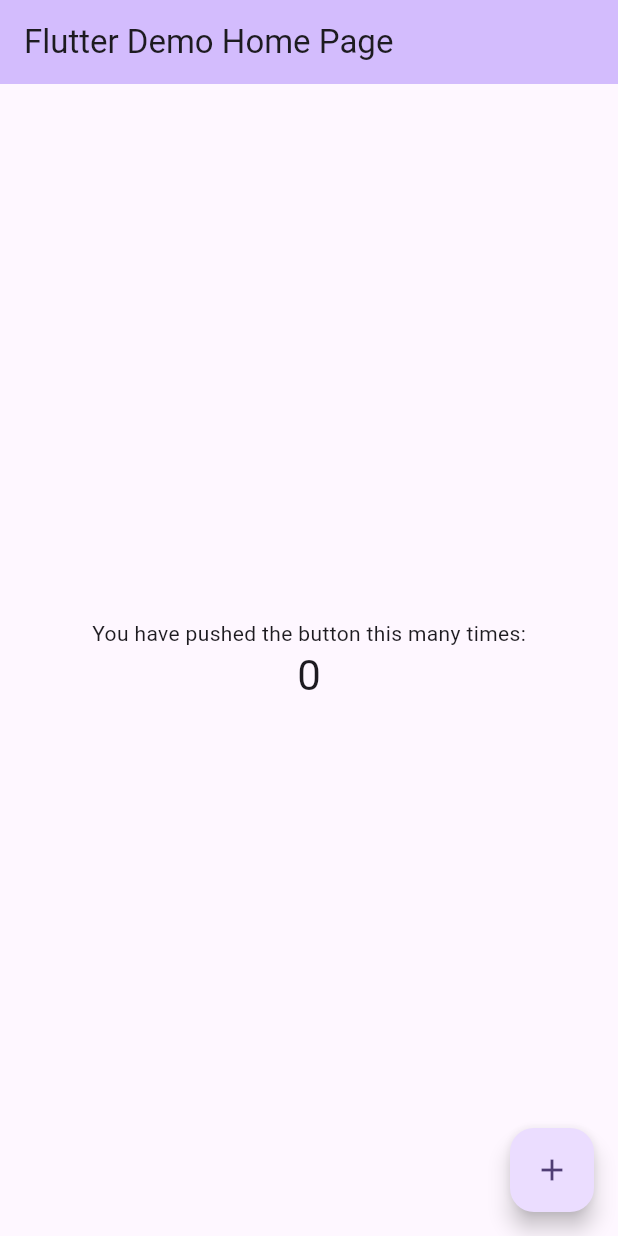
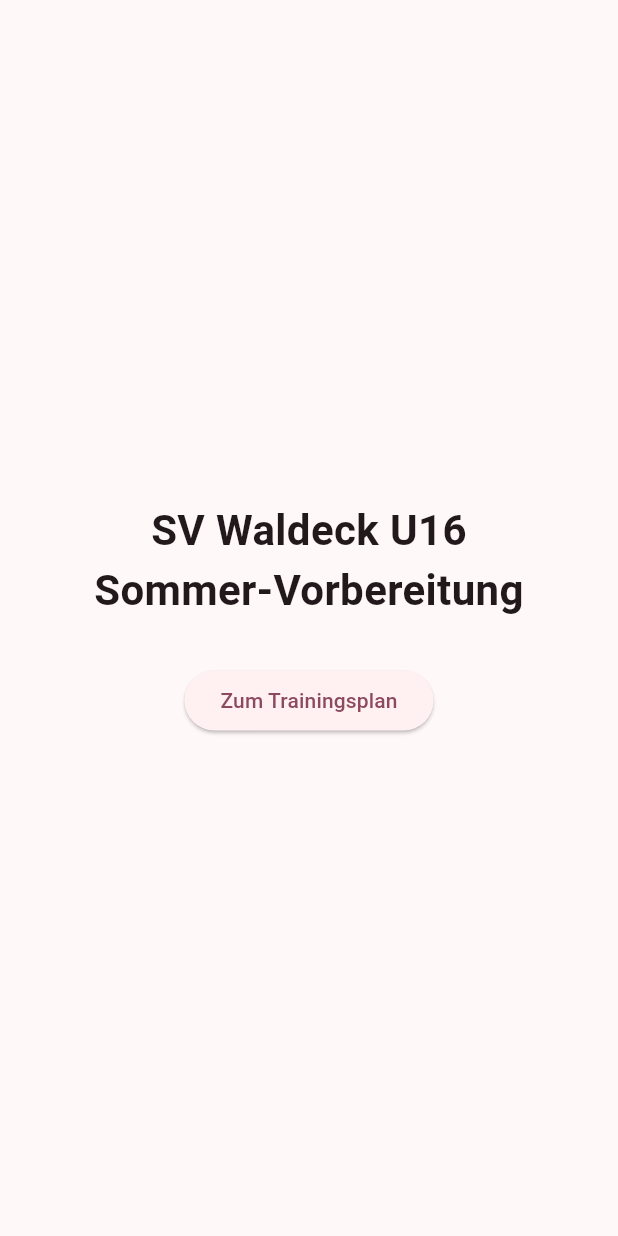
Before and after one commit to AlexBuchnerTeacher/SVW_U16_TRAININGS_APP, a Flutter app: the screen it shows after launch, on a phone screen of 412 x 824 dp. Run offline on Flutter 3.47's test engine with Material 3 defaults, Android fonts, the phone set to English and light mode, and no system bars.

Commit message:
Initial full project commit

```diff
--- a/lib/main.dart
+++ b/lib/main.dart
@@ -1,122 +1,23 @@
 import 'package:flutter/material.dart';
+import 'screens/welcome_screen.dart';
 
 void main() {
-  runApp(const MyApp());
+  runApp(const SVWTrainingApp());
 }
 
-class MyApp extends StatelessWidget {
-  const MyApp({super.key});
+class SVWTrainingApp extends StatelessWidget {
+  const SVWTrainingApp({super.key});
 
-  // This widget is the root of your application.
   @override
   Widget build(BuildContext context) {
     return MaterialApp(
-      title: 'Flutter Demo',
+      title: 'SV Waldeck U16 Trainingsplan',
       theme: ThemeData(
-        // This is the theme of your application.
-        //
-        // TRY THIS: Try running your application with "flutter run". You'll see
-        // the application has a purple toolbar. Then, without quitting the app,
-        // try changing the seedColor in the colorScheme below to Colors.green
-        // and then invoke "hot reload" (save your changes or press the "hot
-        // reload" button in a Flutter-supported IDE, or press "r" if you used
-        // the command line to start the app).
-        //
-        // Notice that the counter didn't reset back to zero; the application
-        // state is not lost during the reload. To reset the state, use hot
-        // restart instead.
-        //
-        // This works for code too, not just values: Most code changes can be
-        // tested with just a hot reload.
-        colorScheme: ColorScheme.fromSeed(seedColor: Colors.deepPurple),
+        useMaterial3: true,
+        colorSchemeSeed: Colors.black, // Schwarz/Weiß Look
+        brightness: Brightness.light,
       ),
-      home: const MyHomePage(title: 'Flutter Demo Home Page'),
+      home: const WelcomeScreen(),
     );
   }
 }
-
-class MyHomePage extends StatefulWidget {
-  const MyHomePage({super.key, required this.title});
-
-  // This widget is the home page of your application. It is stateful, meaning
-  // that it has a State object (defined below) that contains fields that affect
-  // how it looks.
-
-  // This class is the configuration for the state. It holds the values (in this
-  // case the title) provided by the parent (in this case the App widget) and
-  // used by the build method of the State. Fields in a Widget subclass are
-  // always marked "final".
-
-  final String title;
-
-  @override
-  State<MyHomePage> createState() => _MyHomePageState();
-}
-
-class _MyHomePageState extends State<MyHomePage> {
-  int _counter = 0;
-
-  void _incrementCounter() {
-    setState(() {
-      // This call to setState tells the Flutter framework that something has
-      // changed in this State, which causes it to rerun the build method below
-      // so that the display can reflect the updated values. If we changed
-      // _counter without calling setState(), then the build method would not be
-      // called again, and so nothing would appear to happen.
-      _counter++;
-    });
-  }
-
-  @override
-  Widget build(BuildContext context) {
-    // This method is rerun every time setState is called, for instance as done
-    // by the _incrementCounter method above.
-    //
-    // The Flutter framework has been optimized to make rerunning build methods
-    // fast, so that you can just rebuild anything that needs updating rather
-    // than having to individually change instances of widgets.
-    return Scaffold(
-      appBar: AppBar(
-        // TRY THIS: Try changing the color here to a specific color (to
-        // Colors.amber, perhaps?) and trigger a hot reload to see the AppBar
-        // change color while the other colors stay the same.
-        backgroundColor: Theme.of(context).colorScheme.inversePrimary,
-        // Here we take the value from the MyHomePage object that was created by
-        // the App.build method, and use it to set our appbar title.
-        title: Text(widget.title),
-      ),
-      body: Center(
-        // Center is a layout widget. It takes a single child and positions it
-        // in the middle of the parent.
-        child: Column(
-          // Column is also a layout widget. It takes a list of children and
-          // arranges them vertically. By default, it sizes itself to fit its
-          // children horizontally, and tries to be as tall as its parent.
-          //
-          // Column has various properties to control how it sizes itself and
-          // how it positions its children. Here we use mainAxisAlignment to
-          // center the children vertically; the main axis here is the vertical
-          // axis because Columns are vertical (the cross axis would be
-          // horizontal).
-          //
-          // TRY THIS: Invoke "debug painting" (choose the "Toggle Debug Paint"
-          // action in the IDE, or press "p" in the console), to see the
-          // wireframe for each widget.
-          mainAxisAlignment: MainAxisAlignment.center,
-          children: <Widget>[
-            const Text('You have pushed the button this many times:'),
-            Text(
-              '$_counter',
-              style: Theme.of(context).textTheme.headlineMedium,
-            ),
-          ],
-        ),
-      ),
-      floatingActionButton: FloatingActionButton(
-        onPressed: _incrementCounter,
-        tooltip: 'Increment',
-        child: const Icon(Icons.add),
-      ), // This trailing comma makes auto-formatting nicer for build methods.
-    );
-  }
-}
--- a/lib/screens/plan_screen.dart
+++ b/lib/screens/plan_screen.dart
@@ -0,0 +1,15 @@
+import 'package:flutter/material.dart';
+
+class PlanScreen extends StatelessWidget {
+  const PlanScreen({super.key});
+
+  @override
+  Widget build(BuildContext context) {
+    return Scaffold(
+      appBar: AppBar(title: const Text('Trainingsplan')),
+      body: const Center(
+        child: Text('Hier wird der Trainingsplan angezeigt'),
+      ),
+    );
+  }
+}
--- a/lib/screens/welcome_screen.dart
+++ b/lib/screens/welcome_screen.dart
@@ -0,0 +1,37 @@
+import 'package:flutter/material.dart';
+import 'main_screen.dart';
+
+class WelcomeScreen extends StatelessWidget {
+  const WelcomeScreen({super.key});
+
+  @override
+  Widget build(BuildContext context) {
+    return Scaffold(
+      body: Center(
+        child: Padding(
+          padding: const EdgeInsets.all(20.0),
+          child: Column(
+            mainAxisAlignment: MainAxisAlignment.center,
+            children: [
+              const Text(
+                'SV Waldeck U16\nSommer-Vorbereitung',
+                style: TextStyle(fontSize: 28, fontWeight: FontWeight.bold),
+                textAlign: TextAlign.center,
+              ),
+              const SizedBox(height: 30),
+              ElevatedButton(
+                onPressed: () {
+                  Navigator.pushReplacement(
+                    context,
+                    MaterialPageRoute(builder: (context) => const MainScreen()),
+                  );
+                },
+                child: const Text('Zum Trainingsplan'),
+              ),
+            ],
+          ),
+        ),
+      ),
+    );
+  }
+}
```
Also changed, not shown: lib/models/training_day.dart (+31 -0 lines), lib/screens/diagramm_screen.dart (+15 -0 lines), lib/screens/info_screen.dart (+15 -0 lines), lib/screens/main_screen.dart (+41 -0 lines), lib/widgets/training_card.dart (+26 -0 lines), 1 other file.
